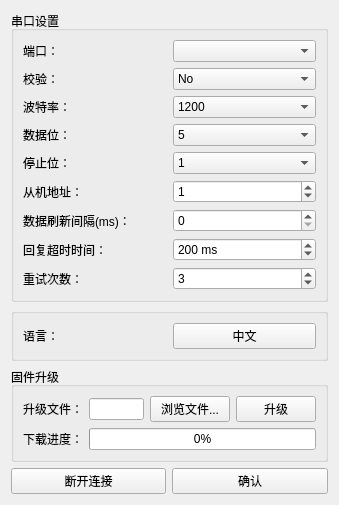
First picture: the form in SystemSetting/systemsetting.ui, repository Hccccc1/MOH_viewer, before the edit.
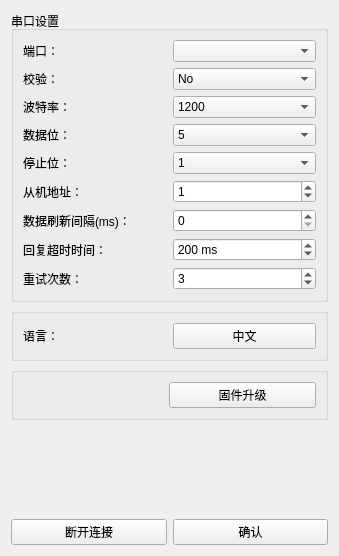
Second picture: the form after the edit.

Commit message: 升级部分优化

Diff of the .ui file:
```diff
--- a/SystemSetting/systemsetting.ui
+++ b/SystemSetting/systemsetting.ui
@@ -7,56 +7,13 @@
     <x>0</x>
     <y>0</y>
     <width>339</width>
-    <height>488</height>
+    <height>556</height>
    </rect>
   </property>
   <property name="windowTitle">
    <string>Form</string>
   </property>
   <layout class="QGridLayout" name="gridLayout_3">
-   <item row="3" column="0" colspan="2">
-    <widget class="QGroupBox" name="groupBox_2">
-     <property name="title">
-      <string/>
-     </property>
-     <layout class="QGridLayout" name="gridLayout">
-      <item row="1" column="0">
-       <widget class="QLabel" name="currentLanguage">
-        <property name="text">
-         <string>语言：</string>
-        </property>
-       </widget>
-      </item>
-      <item row="1" column="1">
-       <widget class="QPushButton" name="languageChangeBtn">
-        <property name="text">
-         <string>中文</string>
-        </property>
-       </widget>
-      </item>
-     </layout>
-    </widget>
-   </item>
-   <item row="5" column="1">
-    <spacer name="verticalSpacer">
-     <property name="orientation">
-      <enum>Qt::Vertical</enum>
-     </property>
-     <property name="sizeHint" stdset="0">
-      <size>
-       <width>20</width>
-       <height>80</height>
-      </size>
-     </property>
-    </spacer>
-   </item>
-   <item row="6" column="1">
-    <widget class="QPushButton" name="confirm_btn">
-     <property name="text">
-      <string>确认</string>
-     </property>
-    </widget>
-   </item>
    <item row="0" column="0" colspan="2">
     <widget class="QGroupBox" name="groupBox">
      <property name="title">
@@ -291,64 +248,91 @@
      </layout>
     </widget>
    </item>
-   <item row="4" column="0" colspan="2">
-    <widget class="QGroupBox" name="groupBox_3">
+   <item row="3" column="0" colspan="2">
+    <widget class="QGroupBox" name="groupBox_2">
      <property name="title">
-      <string>固件升级</string>
+      <string/>
      </property>
-     <layout class="QGridLayout" name="gridLayout_4">
-      <item row="0" column="2">
-       <widget class="QPushButton" name="fileBrowseBtn">
-        <property name="text">
-         <string>浏览文件...</string>
-        </property>
-       </widget>
-      </item>
-      <item row="0" column="3">
-       <widget class="QPushButton" name="upgradeBtn">
-        <property name="text">
-         <string>升级</string>
-        </property>
-       </widget>
-      </item>
-      <item row="0" column="0">
-       <widget class="QLabel" name="label_10">
-        <property name="text">
-         <string>升级文件：</string>
-        </property>
-       </widget>
-      </item>
-      <item row="0" column="1">
-       <widget class="QLineEdit" name="filenameEdit">
-        <property name="readOnly">
-         <bool>true</bool>
-        </property>
-       </widget>
-      </item>
+     <layout class="QGridLayout" name="gridLayout">
       <item row="1" column="0">
-       <widget class="QLabel" name="label_11">
+       <widget class="QLabel" name="currentLanguage">
         <property name="text">
-         <string>下载进度：</string>
+         <string>语言：</string>
         </property>
        </widget>
       </item>
-      <item row="1" column="1" colspan="3">
-       <widget class="QProgressBar" name="transmitProgress">
-        <property name="value">
-         <number>0</number>
+      <item row="1" column="1">
+       <widget class="QPushButton" name="languageChangeBtn">
+        <property name="text">
+         <string>中文</string>
         </property>
        </widget>
       </item>
      </layout>
     </widget>
    </item>
-   <item row="6" column="0">
+   <item row="7" column="1">
+    <widget class="QPushButton" name="confirm_btn">
+     <property name="text">
+      <string>确认</string>
+     </property>
+    </widget>
+   </item>
+   <item row="7" column="0">
     <widget class="QPushButton" name="disconnectBtn">
      <property name="text">
       <string>断开连接</string>
      </property>
     </widget>
    </item>
+   <item row="6" column="1">
+    <spacer name="verticalSpacer">
+     <property name="orientation">
+      <enum>Qt::Vertical</enum>
+     </property>
+     <property name="sizeHint" stdset="0">
+      <size>
+       <width>20</width>
+       <height>80</height>
+      </size>
+     </property>
+    </spacer>
+   </item>
+   <item row="5" column="0" colspan="2">
+    <widget class="QGroupBox" name="groupBox_3">
+     <property name="title">
+      <string/>
+     </property>
+     <layout class="QGridLayout" name="gridLayout_4">
+      <item row="0" column="1">
+       <widget class="QPushButton" name="upgradeNow">
+        <property name="minimumSize">
+         <size>
+          <width>147</width>
+          <height>0</height>
+         </size>
+        </property>
+        <property name="text">
+         <string>固件升级</string>
+        </property>
+       </widget>
+      </item>
+      <item row="0" column="0">
+       <spacer name="horizontalSpacer">
+        <property name="orientation">
+         <enum>Qt::Horizontal</enum>
+        </property>
+        <property name="sizeHint" stdset="0">
+         <size>
+          <width>298</width>
+          <height>20</height>
+         </size>
+        </property>
+       </spacer>
+      </item>
+     </layout>
+    </widget>
+   </item>
   </layout>
  </widget>
  <resources/>
```
Left out of the diff: 2 changed lines with no effect on the pictures. The commit also changes 13 other files.
